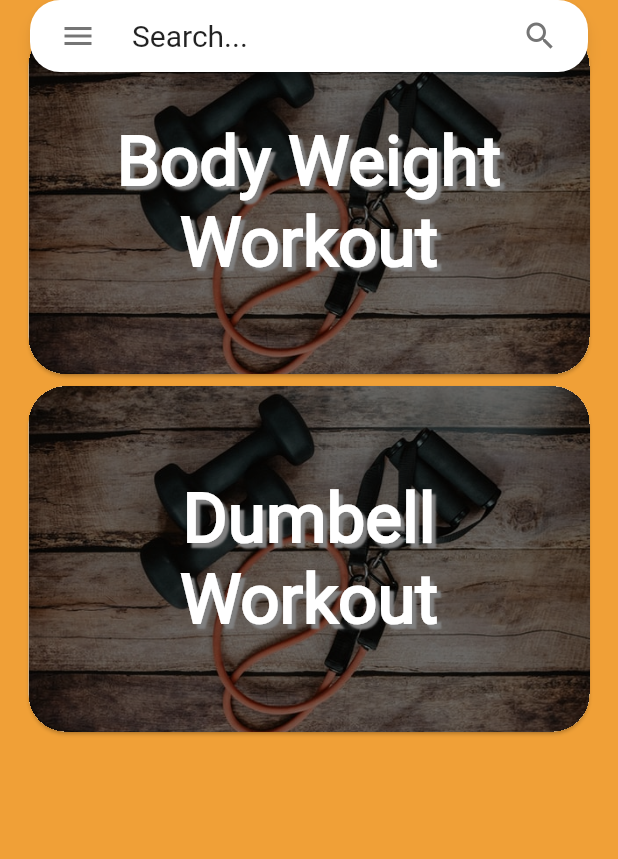
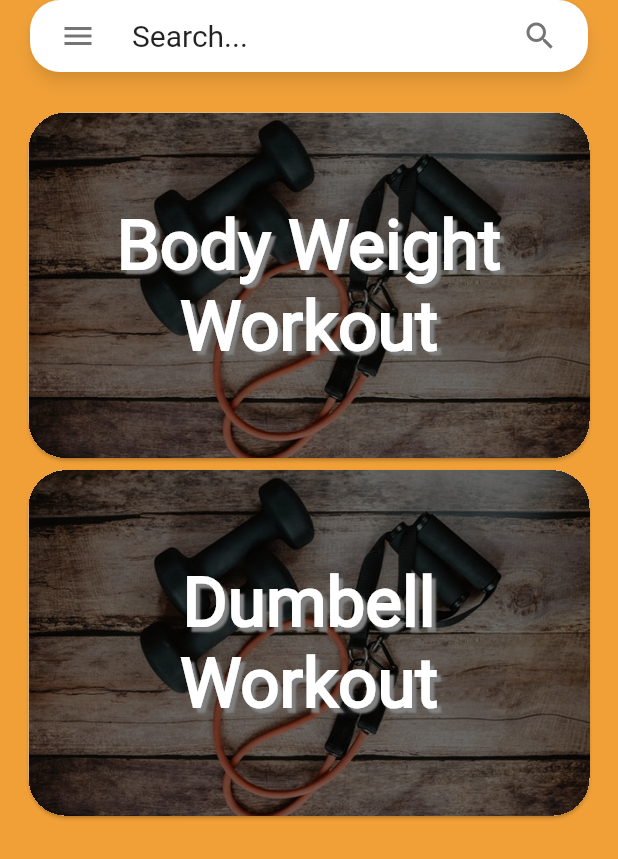
Before and after one commit to TeenFit/teenfit, a Flutter app: the screen it shows after launch, on a phone screen of 412 x 824 dp. Shown: the top 859 px of the screen. Run offline on Flutter 3.47's test engine with Material 2 defaults, Android fonts, the phone set to English and light mode, and no system bars; drawn by our look-alikes of material_floating_search_bar; our stand-ins replace carousel_slider, smooth_page_indicator.

Commit message:
ui design sizes

```diff
--- a/lib/home_screen.dart
+++ b/lib/home_screen.dart
@@ -87,7 +87,7 @@ class _HomeScreenState extends State<HomeScreen> {
         borderRadius: BorderRadius.circular(20),
         margins: EdgeInsets.fromLTRB(
           20,
-          _mediaQuery.padding.top,
+          _mediaQuery.padding.top * 1.5,
           20,
           0,
         ),
--- a/lib/widgets/search_result_workouts.dart
+++ b/lib/widgets/search_result_workouts.dart
@@ -1,4 +1,5 @@
 import 'package:flutter/material.dart';
+import 'package:material_floating_search_bar/material_floating_search_bar.dart';
 import 'package:provider/provider.dart';
 import 'package:teenfit/providers/workouts.dart';
 import 'package:teenfit/widgets/workout_tile.dart';
@@ -11,8 +12,7 @@ class SearchResultWorkouts extends StatelessWidget {
   @override
   Widget build(BuildContext context) {
     final _mediaQuery = MediaQuery.of(context);
-    final _appBarHieght =
-        AppBar().preferredSize.height + _mediaQuery.padding.top;
+    final _appBarHieght = AppBar().preferredSize.height;
 
     var workoutprovider = Provider.of<Workouts>(context);
 
@@ -20,7 +20,7 @@ class SearchResultWorkouts extends StatelessWidget {
       child: Column(
         children: [
           SizedBox(
-            height: _mediaQuery.padding.top,
+            height: _appBarHieght,
             width: _mediaQuery.size.width,
           ),
           Container(
```
